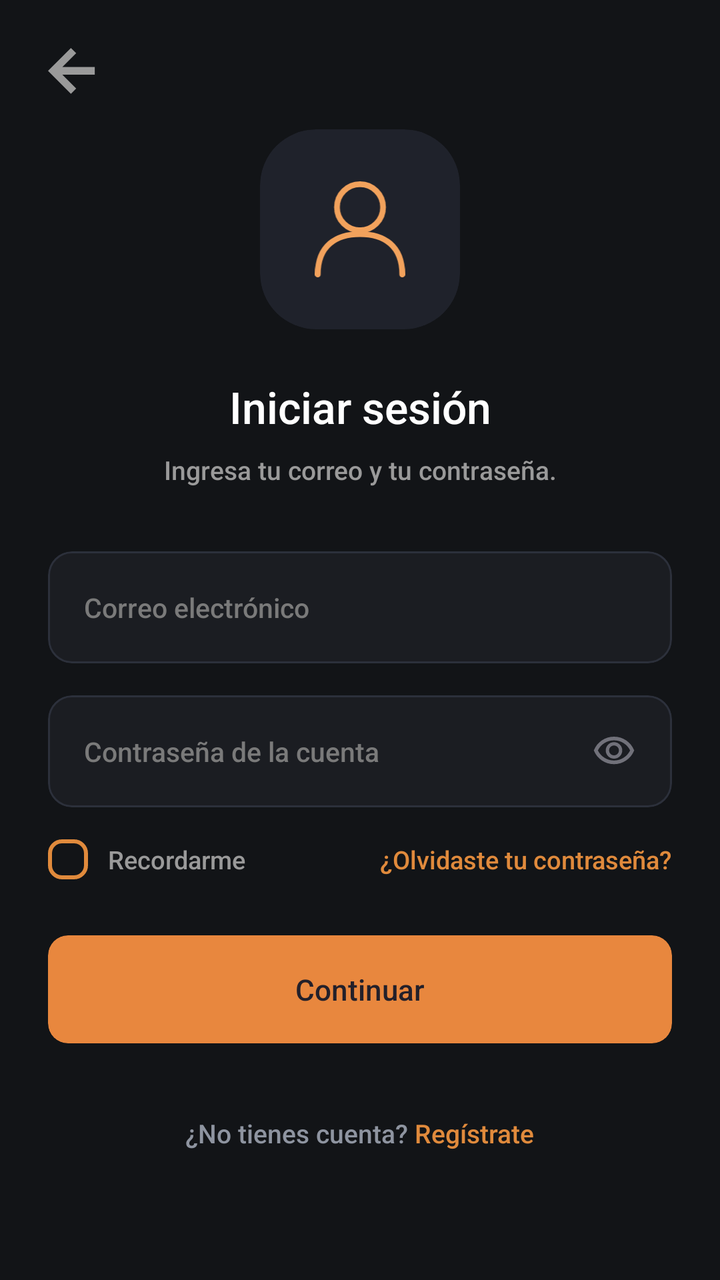
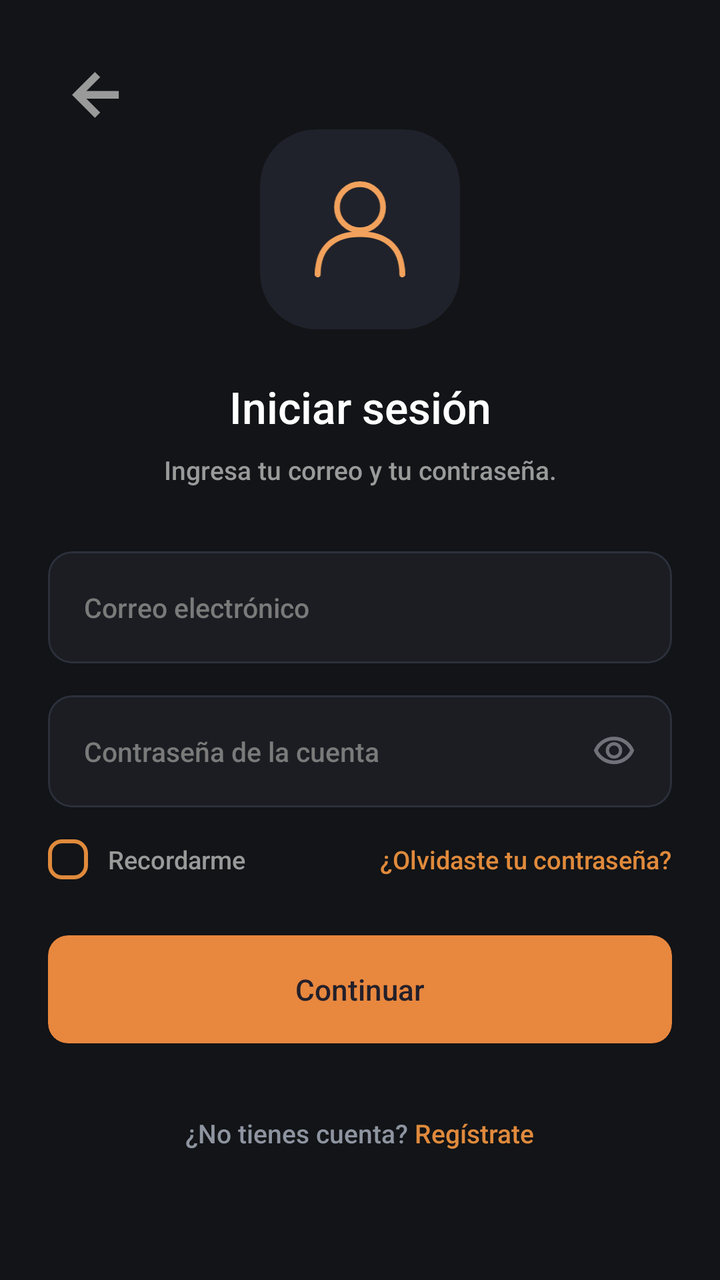

Two renders of the same Android screen: before a commit and after it. Below are the layout's source before the change and the commit's diff.
<!-- AndroidManifest.xml: application theme Theme.MyApplication -->
<!-- res/layout/activity_login.xml -->
<?xml version="1.0" encoding="utf-8"?>
<ScrollView xmlns:android="http://schemas.android.com/apk/res/android"
    xmlns:app="http://schemas.android.com/apk/res-auto"
    android:layout_width="match_parent"
    android:layout_height="match_parent"
    android:background="#121417"
    android:fillViewport="true"
    android:fitsSystemWindows="true">

    <androidx.constraintlayout.widget.ConstraintLayout
        android:layout_width="match_parent"
        android:layout_height="match_parent"
        android:padding="24dp">

        
        <ImageView
            android:id="@+id/btnBack"
            android:layout_width="24dp"
            android:layout_height="24dp"
            android:contentDescription="Volver"
            android:src="@drawable/flecha"
            app:layout_constraintStart_toStartOf="parent"
            app:layout_constraintTop_toTopOf="parent" />

        

        
        <com.google.android.material.card.MaterialCardView
            android:id="@+id/avatarContainer"
            android:layout_width="100dp"
            android:layout_height="100dp"
            app:cardBackgroundColor="#1F222B"
            app:cardCornerRadius="28dp"
            app:cardElevation="0dp"
            app:strokeWidth="0dp"
            app:layout_constraintBottom_toTopOf="@id/tvTitle"
            app:layout_constraintEnd_toEndOf="parent"
            app:layout_constraintStart_toStartOf="parent"
            app:layout_constraintTop_toTopOf="parent"
            app:layout_constraintVertical_chainStyle="packed">

            <ImageView
                android:layout_width="48dp"
                android:layout_height="48dp"
                android:layout_gravity="center"
                android:contentDescription="Usuario"
                android:src="@drawable/group" />
        </com.google.android.material.card.MaterialCardView>

        
        <TextView
            android:id="@+id/tvTitle"
            android:layout_width="wrap_content"
            android:layout_height="wrap_content"
            android:layout_marginTop="24dp"
            android:fontFamily="sans-serif-medium"
            android:text="Iniciar sesión"
            android:textColor="#FFFFFF"
            android:textSize="22sp"
            app:layout_constraintBottom_toTopOf="@id/tvSubtitle"
            app:layout_constraintEnd_toEndOf="parent"
            app:layout_constraintStart_toStartOf="parent"
            app:layout_constraintTop_toBottomOf="@id/avatarContainer" />

        
        <TextView
            android:id="@+id/tvSubtitle"
            android:layout_width="wrap_content"
            android:layout_height="wrap_content"
            android:layout_marginTop="8dp"
            android:fontFamily="sans-serif-medium"
            android:text="Ingresa tu correo y tu contraseña."
            android:textColor="#9A9A9A"
            android:textSize="13sp"
            app:layout_constraintBottom_toTopOf="@id/cardEmail"
            app:layout_constraintEnd_toEndOf="parent"
            app:layout_constraintStart_toStartOf="parent"
            app:layout_constraintTop_toBottomOf="@id/tvTitle" />

        
        <com.google.android.material.card.MaterialCardView
            android:id="@+id/cardEmail"
            android:layout_width="0dp"
            android:layout_height="56dp"
            android:layout_marginTop="32dp"
            app:cardBackgroundColor="#1B1D22"
            app:cardCornerRadius="12dp"
            app:cardElevation="0dp"
            app:strokeColor="#2C303B"
            app:strokeWidth="1dp"
            app:layout_constraintBottom_toTopOf="@id/cardPassword"
            app:layout_constraintEnd_toEndOf="parent"
            app:layout_constraintStart_toStartOf="parent"
            app:layout_constraintTop_toBottomOf="@id/tvSubtitle">

            <RelativeLayout
                android:layout_width="match_parent"
                android:layout_height="match_parent"
                android:paddingHorizontal="18dp">

                <EditText
                    android:id="@+id/etEmail"
                    android:layout_width="match_parent"
                    android:layout_height="match_parent"
                    android:autofillHints="emailAddress"
                    android:background="@null"
                    android:fontFamily="sans-serif-medium"
                    android:hint="Correo electrónico"
                    android:inputType="textEmailAddress"
                    android:textColor="#FFFFFF"
                    android:textColorHint="#7A7A7A"
                    android:textSize="13.5sp" />
            </RelativeLayout>
        </com.google.android.material.card.MaterialCardView>

        
        <com.google.android.material.card.MaterialCardView
            android:id="@+id/cardPassword"
            android:layout_width="0dp"
            android:layout_height="56dp"
            android:layout_marginTop="16dp"
            app:cardBackgroundColor="#1B1D22"
            app:cardCornerRadius="12dp"
            app:cardElevation="0dp"
            app:strokeColor="#2C303B"
            app:strokeWidth="1dp"
            app:layout_constraintBottom_toTopOf="@id/layoutOptions"
            app:layout_constraintEnd_toEndOf="parent"
            app:layout_constraintStart_toStartOf="parent"
            app:layout_constraintTop_toBottomOf="@id/cardEmail">

            <RelativeLayout
                android:layout_width="match_parent"
                android:layout_height="match_parent"
                android:paddingHorizontal="18dp">

                <EditText
                    android:id="@+id/etPassword"
                    android:layout_width="match_parent"
                    android:layout_height="match_parent"
                    android:layout_toStartOf="@id/ivTogglePassword"
                    android:autofillHints="password"
                    android:background="@null"
                    android:fontFamily="sans-serif-medium"
                    android:hint="Contraseña de la cuenta"
                    android:inputType="textPassword"
                    android:textColor="#FFFFFF"
                    android:textColorHint="#7A7A7A"
                    android:textSize="13.5sp" />

                <ImageView
                    android:id="@+id/ivTogglePassword"
                    android:layout_width="22dp"
                    android:layout_height="22dp"
                    android:layout_alignParentEnd="true"
                    android:layout_centerVertical="true"
                    android:contentDescription="Mostrar contraseña"
                    android:src="@drawable/ojo" />
            </RelativeLayout>
        </com.google.android.material.card.MaterialCardView>

        
        <RelativeLayout
            android:id="@+id/layoutOptions"
            android:layout_width="0dp"
            android:layout_height="wrap_content"
            android:layout_marginTop="16dp"
            app:layout_constraintBottom_toTopOf="@id/btnContinue"
            app:layout_constraintEnd_toEndOf="parent"
            app:layout_constraintStart_toStartOf="parent"
            app:layout_constraintTop_toBottomOf="@id/cardPassword">

            <LinearLayout
                android:id="@+id/layoutRemember"
                android:layout_width="wrap_content"
                android:layout_height="wrap_content"
                android:layout_alignParentStart="true"
                android:layout_centerVertical="true"
                android:gravity="center_vertical"
                android:orientation="horizontal">

                <CheckBox
                    android:id="@+id/cbRemember"
                    android:layout_width="20dp"
                    android:layout_height="20dp"
                    android:background="@drawable/custom_checkbox"
                    android:button="@null"
                    app:useMaterialThemeColors="false" />

                <TextView
                    android:layout_width="wrap_content"
                    android:layout_height="wrap_content"
                    android:layout_marginStart="10dp"
                    android:fontFamily="sans-serif-medium"
                    android:text="Recordarme"
                    android:textColor="#9A9A9A"
                    android:textSize="12.5sp" />
            </LinearLayout>

            <TextView
                android:id="@+id/btnForgotPassword"
                android:layout_width="wrap_content"
                android:layout_height="wrap_content"
                android:layout_alignParentEnd="true"
                android:layout_centerVertical="true"
                android:fontFamily="sans-serif-medium"
                android:text="¿Olvidaste tu contraseña?"
                android:textColor="#E08A3C"
                android:textSize="12.5sp" />
        </RelativeLayout>

        
        <com.google.android.material.card.MaterialCardView
            android:id="@+id/btnContinue"
            android:layout_width="0dp"
            android:layout_height="54dp"
            android:layout_marginTop="28dp"
            app:cardBackgroundColor="#E8873E"
            app:cardCornerRadius="10dp"
            app:cardElevation="0dp"
            app:strokeWidth="0dp"
            app:layout_constraintBottom_toTopOf="@id/layoutRegister"
            app:layout_constraintEnd_toEndOf="parent"
            app:layout_constraintStart_toStartOf="parent"
            app:layout_constraintTop_toBottomOf="@id/layoutOptions">

            <TextView
                android:layout_width="match_parent"
                android:layout_height="match_parent"
                android:fontFamily="sans-serif-medium"
                android:gravity="center"
                android:text="Continuar"
                android:textColor="#23202A"
                android:textSize="14.5sp" />
        </com.google.android.material.card.MaterialCardView>

        
        <LinearLayout
            android:id="@+id/layoutRegister"
            android:layout_width="wrap_content"
            android:layout_height="wrap_content"
            android:layout_marginTop="36dp"
            android:orientation="horizontal"
            app:layout_constraintBottom_toBottomOf="parent"
            app:layout_constraintEnd_toEndOf="parent"
            app:layout_constraintStart_toStartOf="parent"
            app:layout_constraintTop_toBottomOf="@id/btnContinue">

            <TextView
                android:layout_width="wrap_content"
                android:layout_height="wrap_content"
                android:fontFamily="sans-serif-medium"
                android:text="¿No tienes cuenta? "
                android:textColor="#8E94A0"
                android:textSize="13sp" />

            <TextView
                android:id="@+id/btnGoToRegister"
                android:layout_width="wrap_content"
                android:layout_height="wrap_content"
                android:fontFamily="sans-serif-medium"
                android:text="Regístrate"
                android:textColor="#E08A3C"
                android:textSize="13sp" />
        </LinearLayout>

    </androidx.constraintlayout.widget.ConstraintLayout>
</ScrollView>
<!-- resources referenced by this layout -->
<resources>
  <!-- drawable custom_checkbox (drawable) -->
  <?xml version="1.0" encoding="utf-8"?>
  <selector xmlns:android="http://schemas.android.com/apk/res/android">
  
      
      <item android:state_checked="true">
          <layer-list>
              <item>
                  <shape android:shape="rectangle">
                      <solid android:color="#E08A3C" />
                      
                      <corners android:radius="6dp" />
                      <size android:width="20dp" android:height="20dp" />
                  </shape>
              </item>
              <item android:gravity="center" android:drawable="@drawable/ic_check" />
          </layer-list>
      </item>
  
      
      <item>
          <shape android:shape="rectangle">
              <solid android:color="@android:color/transparent" />
              <stroke android:width="2dp" android:color="#E08A3C" />
              <corners android:radius="6dp" />
              <size android:width="20dp" android:height="20dp" />
          </shape>
      </item>
  </selector>
  <!-- drawable flecha (drawable) -->
  <vector xmlns:android="http://schemas.android.com/apk/res/android"
      android:width="15dp"
      android:height="15dp"
      android:viewportWidth="15"
      android:viewportHeight="15">
    <path
        android:pathData="M7.159,14.318L0,7.159L7.159,-0L8.807,1.633L4.482,5.959H14.616V8.359H4.482L8.807,12.677L7.159,14.318Z"
        android:fillColor="#9A9A9A"/>
  </vector>
  <!-- drawable group (drawable) -->
  <vector xmlns:android="http://schemas.android.com/apk/res/android"
      android:width="47dp"
      android:height="50dp"
      android:viewportWidth="47"
      android:viewportHeight="50">
    <path
        android:pathData="M23.5,25.5C30.127,25.5 35.5,20.127 35.5,13.5C35.5,6.873 30.127,1.5 23.5,1.5C16.873,1.5 11.5,6.873 11.5,13.5C11.5,20.127 16.873,25.5 23.5,25.5Z"
        android:strokeLineJoin="round"
        android:strokeWidth="3"
        android:fillColor="#00000000"
        android:strokeColor="#F2A25C"
        android:strokeLineCap="round"/>
    <path
        android:pathData="M1.5,48.5C1.5,33.5 11,27.5 23.5,27.5C36,27.5 45.5,33.5 45.5,48.5"
        android:strokeLineJoin="round"
        android:strokeWidth="3"
        android:fillColor="#00000000"
        android:strokeColor="#F2A25C"
        android:strokeLineCap="round"/>
  </vector>
  <!-- drawable ojo (drawable) -->
  <vector xmlns:android="http://schemas.android.com/apk/res/android"
      android:width="24dp"
      android:height="24dp"
      android:viewportWidth="960"
      android:viewportHeight="960">
    <path
        android:pathData="M607.5,587.5Q660,535 660,460t-52.5,-127.5Q555,280 480,280t-127.5,52.5Q300,385 300,460t52.5,127.5Q405,640 480,640t127.5,-52.5ZM403.5,536.5Q372,505 372,460t31.5,-76.5Q435,352 480,352t76.5,31.5Q588,415 588,460t-31.5,76.5Q525,568 480,568t-76.5,-31.5ZM214,678.5Q94,597 40,460q54,-137 174,-218.5T480,160q146,0 266,81.5T920,460q-54,137 -174,218.5T480,760q-146,0 -266,-81.5ZM480,460ZM687.5,620.5Q782,561 832,460q-50,-101 -144.5,-160.5T480,240q-113,0 -207.5,59.5T128,460q50,101 144.5,160.5T480,680q113,0 207.5,-59.5Z"
        android:fillColor="#71717A"/>
  </vector>
  <style name="Theme.MyApplication" parent="Base.Theme.MyApplication" />
  <!-- drawable ic_check (drawable) -->
  <vector xmlns:android="http://schemas.android.com/apk/res/android"
      android:width="18dp"
      android:height="18dp"
      android:viewportWidth="24"
      android:viewportHeight="24">
      <path
          android:fillColor="#FFFFFF"
          android:pathData="M9,16.2L4.8,12l-1.4,1.4L9,19 21,7l-1.4,-1.4L9,16.2z"/>
  </vector>
  <style name="Base.Theme.MyApplication" parent="Theme.Material3.DayNight.NoActionBar">
          <item name="android:windowBackground">#000000</item>
      </style>
</resources>

<!-- the commit's change to res/layout/activity_login.xml (unified diff, before → after) -->
@@ -15,8 +15,9 @@
         
         <ImageView
             android:id="@+id/btnBack"
-            android:layout_width="24dp"
-            android:layout_height="24dp"
+            android:layout_width="48dp"
+            android:layout_height="48dp"
+            android:padding="12dp"
             android:contentDescription="Volver"
             android:src="@drawable/flecha"
             app:layout_constraintStart_toStartOf="parent"
